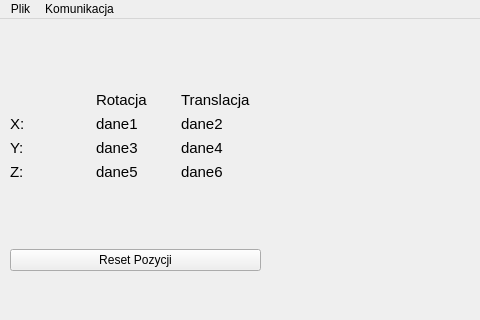
Above: WDS_Wizualizacja3D/mainwindow.ui from AdamKubiak/WDS_Qt3D before the change; both pictures show x 0 to 480 and y 0 to 320 of the 891 by 632 pixel window. Below: the same form after it.
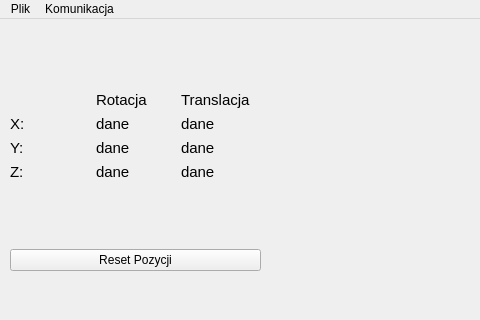
That is the form after the change. Custom widgets are drawn as their Qt base class.

Diff of the .ui file:
```diff
--- a/WDS_Wizualizacja3D/mainwindow.ui
+++ b/WDS_Wizualizacja3D/mainwindow.ui
@@ -24,7 +24,7 @@
      </rect>
     </property>
    </widget>
-   <widget class="QWidget" name="">
+   <widget class="QWidget" name="layoutWidget">
     <property name="geometry">
      <rect>
       <x>10</x>
@@ -50,7 +50,7 @@
           </font>
          </property>
          <property name="text">
-          <string>dane4</string>
+          <string>dane</string>
          </property>
          <property name="margin">
           <number>5</number>
@@ -92,7 +92,7 @@
           </font>
          </property>
          <property name="text">
-          <string>dane1</string>
+          <string>dane</string>
          </property>
          <property name="margin">
           <number>5</number>
@@ -134,7 +134,7 @@
           </font>
          </property>
          <property name="text">
-          <string>dane2</string>
+          <string>dane</string>
          </property>
          <property name="margin">
           <number>5</number>
@@ -155,7 +155,7 @@
           </font>
          </property>
          <property name="text">
-          <string>dane6</string>
+          <string>dane</string>
          </property>
          <property name="margin">
           <number>5</number>
@@ -218,7 +218,7 @@
           </font>
          </property>
          <property name="text">
-          <string>dane5</string>
+          <string>dane</string>
          </property>
          <property name="margin">
           <number>5</number>
@@ -260,7 +260,7 @@
           </font>
          </property>
          <property name="text">
-          <string>dane3</string>
+          <string>dane</string>
          </property>
          <property name="margin">
           <number>5</number>
```
Left out of the diff: 11 changed lines with no effect on the pictures.
